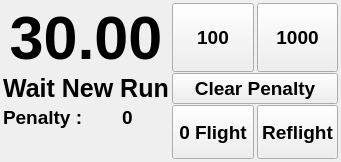
First picture: the form in F3FChrono/gui/WChrono.ui, repository jomarin38/F3FChrono, before the edit.
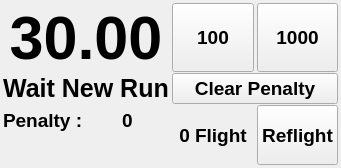
Second picture: the form after the edit.

Commit message: Converting nullFlight button to clickable label

```diff
--- a/F3FChrono/gui/WChrono.ui
+++ b/F3FChrono/gui/WChrono.ui
@@ -7,7 +7,7 @@
     <x>0</x>
     <y>0</y>
     <width>341</width>
-    <height>162</height>
+    <height>168</height>
    </rect>
   </property>
   <property name="sizePolicy">
@@ -166,7 +166,7 @@
     </widget>
    </item>
    <item row="2" column="2" rowspan="3">
-    <widget class="QPushButton" name="nullFlight">
+    <widget class="QLabel" name="nullFlight">
      <property name="sizePolicy">
       <sizepolicy hsizetype="Expanding" vsizetype="Expanding">
        <horstretch>0</horstretch>
@@ -183,6 +183,9 @@
      <property name="text">
       <string>0 Flight</string>
      </property>
+     <property name="alignment">
+      <set>Qt::AlignCenter</set>
+     </property>
     </widget>
    </item>
    <item row="4" column="0" colspan="2">
```
The commit also changes 2 other files.
